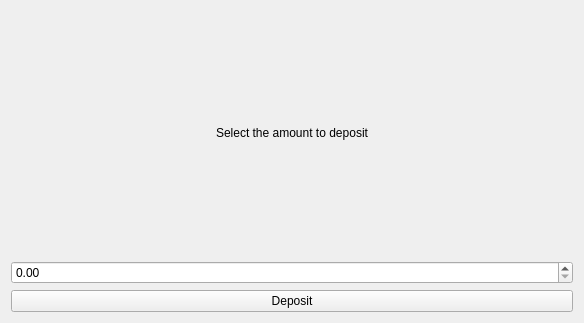
Qt form Ohjelman käyttöliittymät/Gui/depositview.ui (JIkaheimo/ohjelmistokehityksen-sovellusprojekti-2k19) before a commit.
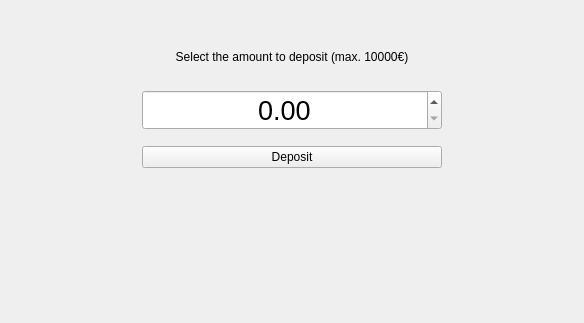
The same form after that commit.

What changed in the file:
```diff
--- a/Ohjelman käyttöliittymät/Gui/depositview.ui
+++ b/Ohjelman käyttöliittymät/Gui/depositview.ui
@@ -14,42 +14,112 @@
    <string>Form</string>
   </property>
   <layout class="QGridLayout" name="gridLayout">
-   <item row="1" column="0">
-    <layout class="QVBoxLayout" name="verticalLayout">
      <property name="leftMargin">
-      <number>0</number>
+    <number>50</number>
      </property>
      <property name="topMargin">
-      <number>0</number>
-     </property>
-     <property name="bottomMargin">
-      <number>0</number>
-     </property>
-     <item>
-      <widget class="QLabel" name="labelDeposit">
+    <number>50</number>
+   </property>
+   <property name="rightMargin">
+    <number>50</number>
+   </property>
+   <item row="4" column="0">
+    <widget class="QPushButton" name="btnAction">
        <property name="text">
-        <string>Select the amount to deposit</string>
-       </property>
-       <property name="alignment">
-        <set>Qt::AlignCenter</set>
+      <string>Deposit</string>
        </property>
       </widget>
      </item>
-     <item>
+   <item row="5" column="0">
+    <spacer name="verticalSpacer">
+     <property name="orientation">
+      <enum>Qt::Vertical</enum>
+     </property>
+     <property name="sizeHint" stdset="0">
+      <size>
+       <width>20</width>
+       <height>40</height>
+      </size>
+     </property>
+    </spacer>
+   </item>
+   <item row="2" column="0">
       <widget class="QDoubleSpinBox" name="editDeposit">
+     <property name="sizePolicy">
+      <sizepolicy hsizetype="Fixed" vsizetype="Fixed">
+       <horstretch>0</horstretch>
+       <verstretch>0</verstretch>
+      </sizepolicy>
+     </property>
+     <property name="minimumSize">
+      <size>
+       <width>300</width>
+       <height>0</height>
+      </size>
+     </property>
+     <property name="font">
+      <font>
+       <pointsize>20</pointsize>
+      </font>
+     </property>
+     <property name="alignment">
+      <set>Qt::AlignCenter</set>
+     </property>
+     <property name="decimals">
+      <number>2</number>
+     </property>
        <property name="maximum">
         <double>10000.000000000000000</double>
        </property>
-      </widget>
-     </item>
-     <item>
-      <widget class="QPushButton" name="btnDeposit">
+     <property name="singleStep">
+      <double>0.100000000000000</double>
+     </property>
+     <property name="stepType">
+      <enum>QAbstractSpinBox::AdaptiveDecimalStepType</enum>
+     </property>
+    </widget>
+   </item>
+   <item row="0" column="0">
+    <widget class="QLabel" name="labelInfo">
        <property name="text">
-        <string>Deposit</string>
+      <string>Select the amount to deposit (max. 10000€)</string>
+     </property>
+     <property name="alignment">
+      <set>Qt::AlignCenter</set>
        </property>
       </widget>
      </item>
-    </layout>
+   <item row="3" column="0">
+    <spacer name="verticalSpacer_2">
+     <property name="orientation">
+      <enum>Qt::Vertical</enum>
+     </property>
+     <property name="sizeType">
+      <enum>QSizePolicy::Minimum</enum>
+     </property>
+     <property name="sizeHint" stdset="0">
+      <size>
+       <width>20</width>
+       <height>10</height>
+      </size>
+     </property>
+    </spacer>
+   </item>
+   <item row="1" column="0">
+    <spacer name="verticalSpacer_3">
+     <property name="orientation">
+      <enum>Qt::Vertical</enum>
+     </property>
+     <property name="sizeType">
+      <enum>QSizePolicy::Fixed</enum>
+     </property>
+     <property name="sizeHint" stdset="0">
+      <size>
+       <width>20</width>
+       <height>20</height>
+      </size>
+     </property>
+    </spacer>
    </item>
   </layout>
  </widget>
```
Lines whose indentation alone changed are shown as unchanged.
